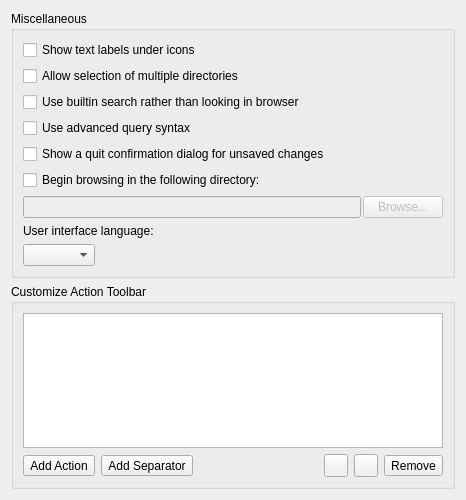
This is ui/options_interface.ui in metabrainz/picard as Qt 5 draws it before an edit. The edited form follows.
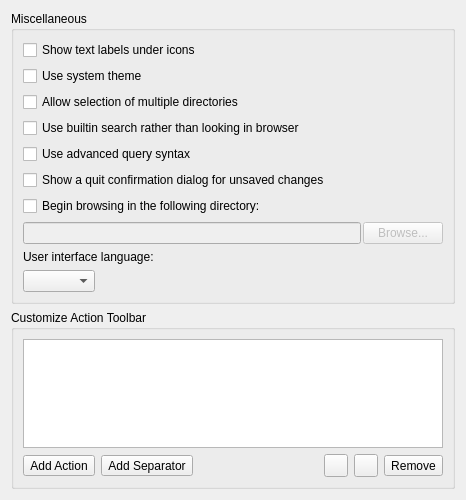
This is the edited form. Icons and pictures are not drawn.

Commit message: PICARD-1952: Allow user to force system theme on Linux

Diff of the .ui file:
```diff
--- a/ui/options_interface.ui
+++ b/ui/options_interface.ui
@@ -24,6 +24,13 @@
         </property>
        </widget>
       </item>
+      <item>
+       <widget class="QCheckBox" name="use_system_theme">
+        <property name="text">
+         <string>Use system theme</string>
+        </property>
+       </widget>
+      </item>
       <item>
        <widget class="QCheckBox" name="toolbar_multiselect">
         <property name="text">
```
The commit also changes 3 other files.
